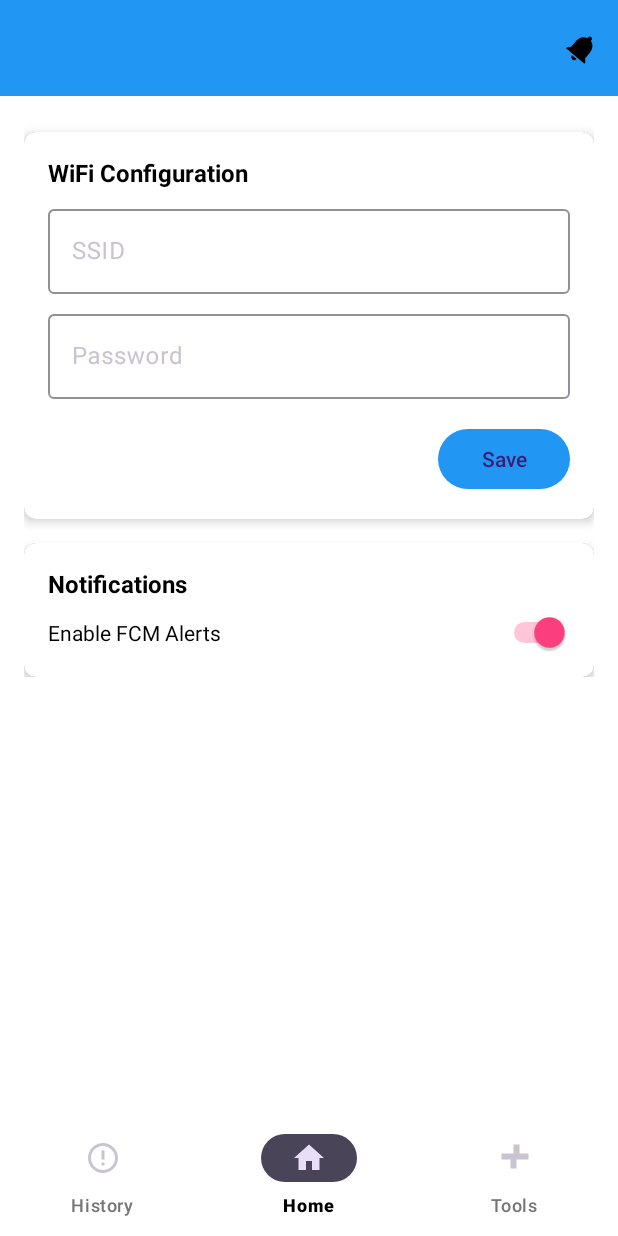
After one commit to nahsbyte/temperature_app, an Android app built with Jetpack Compose: the fragment SettingFragment placed in its activity, on a phone screen of 412 x 824 dp. The commit adds this screen. Run offline under Robolectric (Android 15) with nearby library versions, the phone set to English and light mode, and no system bars; 1 statement that could not run was skipped.

Commit message:
Add Wi-Fi configuration settings and update device control logic

```diff
--- a/app/src/main/java/com/monitoring/farmasidinkesminahasa/service/ApiService.kt
+++ b/app/src/main/java/com/monitoring/farmasidinkesminahasa/service/ApiService.kt
@@ -1,5 +1,6 @@
 package com.monitoring.farmasidinkesminahasa.service
 
+import com.monitoring.farmasidinkesminahasa.model.ConfigRequest
 import com.monitoring.farmasidinkesminahasa.model.PeriodConfigRequest
 import com.monitoring.farmasidinkesminahasa.model.HistoryItemResponse
 import com.monitoring.farmasidinkesminahasa.model.NtfyMessage
@@ -12,9 +13,6 @@
 import retrofit2.http.Query
 
 interface ApiService {
-//    @GET("/read_sensor")
-//    fun getSensorData(): Call<SensorResponse>
-//
     @GET("/sensor/tools")
     fun getTools(): Call<List<Tool>>
 
@@ -23,6 +21,9 @@
 
     @POST("/sensor/firebase/period-config")
     fun postPeriodConfig(@Body periodConfigRequest: PeriodConfigRequest): Call<Void>
+
+    @POST("/sensor/firebase/config")
+    fun postConfig(@Body configRequest: ConfigRequest): Call<Void>
 
     @GET("/sensor/firebase/history")
     fun getHistorySensorData(
@@ -35,4 +36,10 @@
         @Query("ssid") ssid: String,
         @Query("password") password: String
     ): Call<Void>
+
+    @POST("/wifi")
+    fun updateWifiLocal(
+        @Query("ssid") ssid: String,
+        @Query("password") password: String
+    ): Call<Void>
 }
--- /dev/null
+++ b/app/src/main/res/drawable/ic_settings.xml
@@ -0,0 +1,5 @@
+<vector xmlns:android="http://schemas.android.com/apk/res/android" android:height="24dp" android:tint="#000000" android:viewportHeight="24" android:viewportWidth="24" android:width="24dp">
+
+    <path android:fillColor="@android:color/white" android:pathData="M19.14,12.94c0.04,-0.3 0.06,-0.61 0.06,-0.94c0,-0.32 -0.02,-0.64 -0.07,-0.94l2.03,-1.58c0.18,-0.14 0.23,-0.41 0.12,-0.61l-1.92,-3.32c-0.12,-0.22 -0.37,-0.29 -0.59,-0.22l-2.39,0.96c-0.5,-0.38 -1.03,-0.7 -1.62,-0.94L14.4,2.81c-0.04,-0.24 -0.24,-0.41 -0.48,-0.41h-3.84c-0.24,0 -0.43,0.17 -0.47,0.41L9.25,5.35C8.66,5.59 8.12,5.92 7.63,6.29L5.24,5.33c-0.22,-0.08 -0.47,0 -0.59,0.22L2.74,8.87C2.62,9.08 2.66,9.34 2.86,9.48l2.03,1.58C4.84,11.36 4.8,11.69 4.8,12s0.02,0.64 0.07,0.94l-2.03,1.58c-0.18,0.14 -0.23,0.41 -0.12,0.61l1.92,3.32c0.12,0.22 0.37,0.29 0.59,0.22l2.39,-0.96c0.5,0.38 1.03,0.7 1.62,0.94l0.36,2.54c0.05,0.24 0.24,0.41 0.48,0.41h3.84c0.24,0 0.44,-0.17 0.47,-0.41l0.36,-2.54c0.59,-0.24 1.13,-0.56 1.62,-0.94l2.39,0.96c0.22,0.08 0.47,0 0.59,-0.22l1.92,-3.32c0.12,-0.22 0.07,-0.47 -0.12,-0.61L19.14,12.94zM12,15.6c-1.98,0 -3.6,-1.62 -3.6,-3.6s1.62,-3.6 3.6,-3.6s3.6,1.62 3.6,3.6S13.98,15.6 12,15.6z"/>
+
+</vector>
--- a/app/src/main/res/layout/fragment_home.xml
+++ b/app/src/main/res/layout/fragment_home.xml
@@ -275,7 +275,7 @@
             android:text="Kipas Pendingin"
             android:textColor="@color/black" />
 
-        <Switch
+        <com.google.android.material.switchmaterial.SwitchMaterial
             android:id="@+id/switchKipas"
             android:layout_width="wrap_content"
             android:layout_height="wrap_content"
@@ -303,7 +303,7 @@
             android:text="Pemanas Ruangan"
             android:textColor="@color/black" />
 
-        <Switch
+        <com.google.android.material.switchmaterial.SwitchMaterial
             android:id="@+id/switchPemanas"
             android:layout_width="wrap_content"
             android:layout_height="wrap_content"
@@ -331,7 +331,7 @@
             android:text="Uap Air"
             android:textColor="@color/black" />
 
-        <Switch
+        <com.google.android.material.switchmaterial.SwitchMaterial
             android:id="@+id/switchUap"
             android:layout_width="wrap_content"
             android:layout_height="wrap_content"
--- /dev/null
+++ b/app/src/main/res/layout/fragment_setting.xml
@@ -0,0 +1,121 @@
+<?xml version="1.0" encoding="utf-8"?>
+<ScrollView xmlns:android="http://schemas.android.com/apk/res/android"
+    xmlns:app="http://schemas.android.com/apk/res-auto"
+    android:layout_width="match_parent"
+    android:layout_height="match_parent"
+    android:background="@color/white"
+    android:padding="16dp">
+
+    <LinearLayout
+        android:layout_width="match_parent"
+        android:layout_height="wrap_content"
+        android:orientation="vertical">
+
+        <!-- WiFi Settings Card -->
+        <androidx.cardview.widget.CardView
+            android:layout_width="match_parent"
+            android:layout_height="wrap_content"
+            android:layout_marginTop="8dp"
+            app:cardCornerRadius="8dp"
+            app:cardElevation="4dp">
+
+            <LinearLayout
+                android:layout_width="match_parent"
+                android:layout_height="wrap_content"
+                android:background="@color/white"
+                android:orientation="vertical"
+                android:padding="16dp">
+
+                <TextView
+                    android:layout_width="wrap_content"
+                    android:layout_height="wrap_content"
+                    android:layout_marginBottom="8dp"
+                    android:text="WiFi Configuration"
+                    android:textColor="@color/black"
+                    android:textSize="16sp"
+                    android:textStyle="bold" />
+
+                <com.google.android.material.textfield.TextInputLayout
+                    android:layout_width="match_parent"
+                    android:layout_height="wrap_content"
+                    android:hint="SSID">
+
+                    <com.google.android.material.textfield.TextInputEditText
+                        android:id="@+id/editTextSsid"
+                        android:textColor="@color/black"
+                        android:layout_width="match_parent"
+                        android:layout_height="wrap_content" />
+                </com.google.android.material.textfield.TextInputLayout>
+
+                <com.google.android.material.textfield.TextInputLayout
+                    android:layout_width="match_parent"
+                    android:layout_height="wrap_content"
+                    android:layout_marginTop="8dp"
+                    android:hint="Password">
+
+                    <com.google.android.material.textfield.TextInputEditText
+                        android:id="@+id/editTextPassword"
+                        android:layout_width="match_parent"
+                        android:textColor="@color/black"
+                        android:layout_height="wrap_content"
+                        android:inputType="textPassword" />
+                </com.google.android.material.textfield.TextInputLayout>
+
+                <Button
+                    android:id="@+id/buttonSave"
+                    android:layout_width="wrap_content"
+                    android:layout_height="wrap_content"
+                    android:layout_gravity="end"
+                    android:layout_marginTop="16dp"
+                    android:text="Save" />
+
+            </LinearLayout>
+        </androidx.cardview.widget.CardView>
+
+        <!-- FCM Alerts Card -->
+        <androidx.cardview.widget.CardView
+            android:layout_width="match_parent"
+            android:layout_height="wrap_content"
+            android:layout_marginTop="16dp"
+            app:cardCornerRadius="8dp"
+            app:cardElevation="4dp">
+
+            <LinearLayout
+                android:layout_width="match_parent"
+                android:layout_height="wrap_content"
+                android:orientation="vertical"
+                android:background="@color/white"
+                android:padding="16dp">
+
+                <TextView
+                    android:layout_width="wrap_content"
+                    android:layout_height="wrap_content"
+                    android:layout_marginBottom="8dp"
+                    android:text="Notifications"
+                    android:textColor="@color/black"
+                    android:textSize="16sp"
+                    android:textStyle="bold" />
+
+                <LinearLayout
+                    android:layout_width="match_parent"
+                    android:layout_height="wrap_content"
+                    android:gravity="center_vertical"
+                    android:orientation="horizontal">
+
+                    <TextView
+                        android:layout_width="0dp"
+                        android:layout_height="wrap_content"
+                        android:layout_weight="1"
+                        android:textColor="@color/black"
+                        android:text="Enable FCM Alerts" />
+
+                    <Switch
+                        android:id="@+id/switchFcmAlerts"
+                        android:layout_width="wrap_content"
+                        android:layout_height="wrap_content" />
+                </LinearLayout>
+            </LinearLayout>
+        </androidx.cardview.widget.CardView>
+
+    </LinearLayout>
+</ScrollView>
```
Also changed, not shown: app/src/main/java/com/monitoring/farmasidinkesminahasa/MainActivity.kt (+23 -5 lines), app/src/main/java/com/monitoring/farmasidinkesminahasa/fragment/HomeFragment.kt (+117 -13 lines), app/src/main/java/com/monitoring/farmasidinkesminahasa/fragment/SettingFragment.kt (added, +183 -0 lines), app/src/main/java/com/monitoring/farmasidinkesminahasa/model/ConfigRequest.kt (added, +13 -0 lines), app/src/main/java/com/monitoring/farmasidinkesminahasa/service/MyFirebaseMessagingService.kt (+14 -2 lines), app/src/main/java/com/monitoring/farmasidinkesminahasa/service/RetrofitClientNodeMcu.kt (added, +28 -0 lines).
